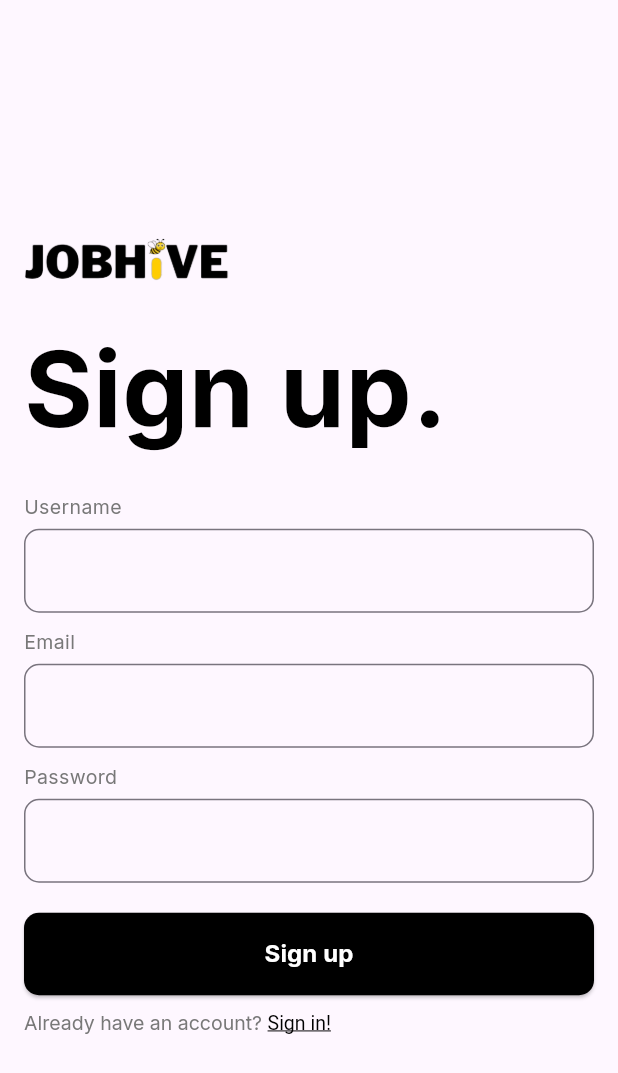
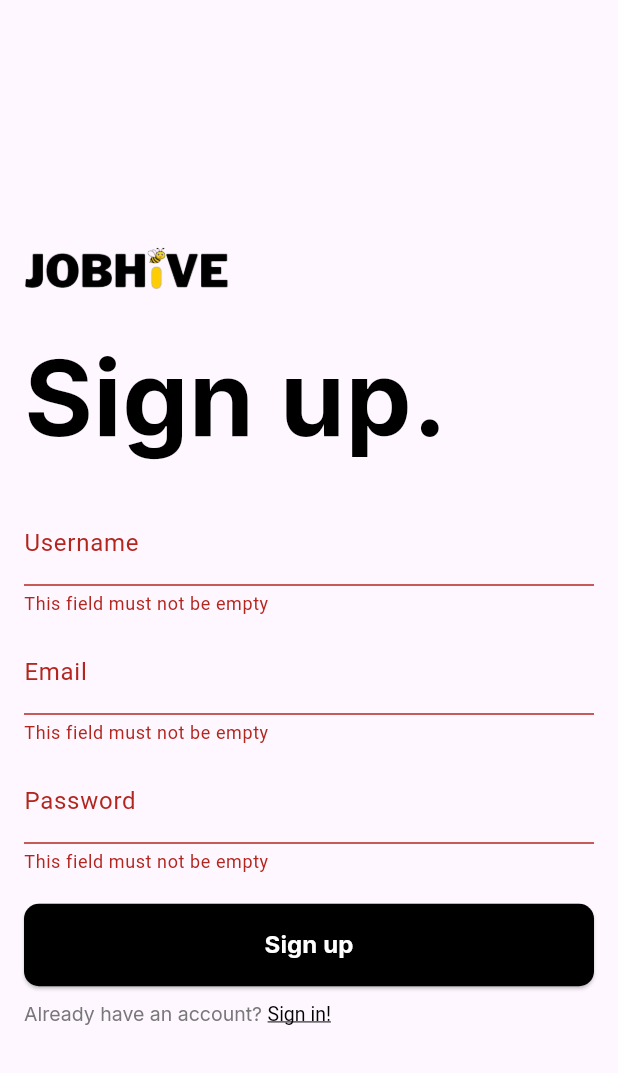
Before and after one commit to MelAlejandrino/jobhive-flutter, a Flutter app: the SignUp screen opened directly, after a tap on "Sign up", on a phone screen of 412 x 824 dp. Shown: the top 1073 px of the screen. Run offline on Flutter 3.47's test engine with Material 3 defaults, Android fonts, the light colour scheme and no system bars; our stand-ins replace cloud_firestore, firebase_auth, firebase_core, firebase_storage, google_fonts, image_picker; accounts and stored records are empty; project files that could hold a hidden picture were left out.

Commit message:
Added Form-Handling to Sign-up
-As with the Log-in, error occurs when user inputs nothing in the form
-Error message will show when the register error occurs

```diff
--- a/lib/screens/Signup.dart
+++ b/lib/screens/Signup.dart
@@ -13,6 +13,8 @@ class SignUp extends StatefulWidget {
 }
 
 class _SignUpState extends State<SignUp> {
+  int regist = 0;
+  String? error;
   @override
   void dispose() {
     _usernameController.dispose();
@@ -35,7 +37,6 @@ class _SignUpState extends State<SignUp> {
         email: _emailController.text.trim(),
         password: _passwordController.text.trim(),
       );
-
       if (userCredential.user != null) {
         firestoreUser.addUser(
           userCredential.user!.uid,
@@ -49,10 +50,13 @@ class _SignUpState extends State<SignUp> {
         );
       }
     } catch (e) {
+      regist = 1;
+      error = e.toString();
       print('Error during registration: ${e.toString()}');
     }
   }
-
+  //Global key for Form
+  final signup = GlobalKey<FormState>();
   @override
   Widget build(BuildContext context) {
     return Scaffold(
@@ -79,21 +83,84 @@ class _SignUpState extends State<SignUp> {
                 color: const Color(0xff000000),
               ),
             ),
+            //form for signup
+            Form(
+              key: signup,
+              child: Column(
+                children: [
                   const SizedBox(height: 20),
-            TextFieldWidget(label: 'Username', controller: _usernameController),
+                  TextFormField(
+                      decoration: const InputDecoration(
+                        labelText: 'Username',
+                      ),
+                      controller: _usernameController,
+                      //validator
+                      validator: (value) {
+                        if (value == null || value.isEmpty) {
+                          return 'This field must not be empty';
+                        }
+                        return null;
+                      }
+                  ),
                   const SizedBox(height: 10),
-            TextFieldWidget(label: 'Email', controller: _emailController),
+                  TextFormField(
+                      decoration: const InputDecoration(
+                        labelText: 'Email',
+                      ),
+                      controller: _emailController,
+                      //validator
+                      validator: (value) {
+                        if (value == null || value.isEmpty) {
+                          return 'This field must not be empty';
+                        }
+                        return null;
+                      }
+                  ),
                   const SizedBox(height: 10),
-            TextFieldWidget(
-                label: 'Password',
+                  TextFormField(
+                      decoration: const InputDecoration(
+                        labelText: 'Password',
+                      ),
                       obscureText: true,
-                controller: _passwordController),
+                      controller: _passwordController,
+                      //validator
+                      validator: (value) {
+                        if (value == null || value.isEmpty) {
+                          return 'This field must not be empty';
+                        }
+                        return null;
+                      }
+                  ),
                   const SizedBox(height: 20),
+                ]
+              )
+            ),
             SizedBox(
               width: double.infinity,
               child: ElevatedButton(
                 onPressed: () {
+                  if (signup.currentState!.validate()) {
                     _registerUser(context);
+                    if (regist == 1) {
+                      showDialog(
+                        context: context,
+                        builder: (ctx) => AlertDialog(
+                          title: const Text("Error"),
+                          content: Text("An error has occurred during registration. $error"),
+                          actions: <Widget>[
+                            TextButton(
+                              onPressed: () {
+                                Navigator.of(ctx).pop();
+                              },
+                              child: const Text("okay"),
+                            ),
+                          ],
+                        ),
+                      );
+                      //sets value back to 0 for loop
+                      regist = 0;
+                    }
+                  }
                 },
                 style: ElevatedButton.styleFrom(
                   shape: RoundedRectangleBorder(
```
Lines whose indentation alone changed are shown as unchanged.
